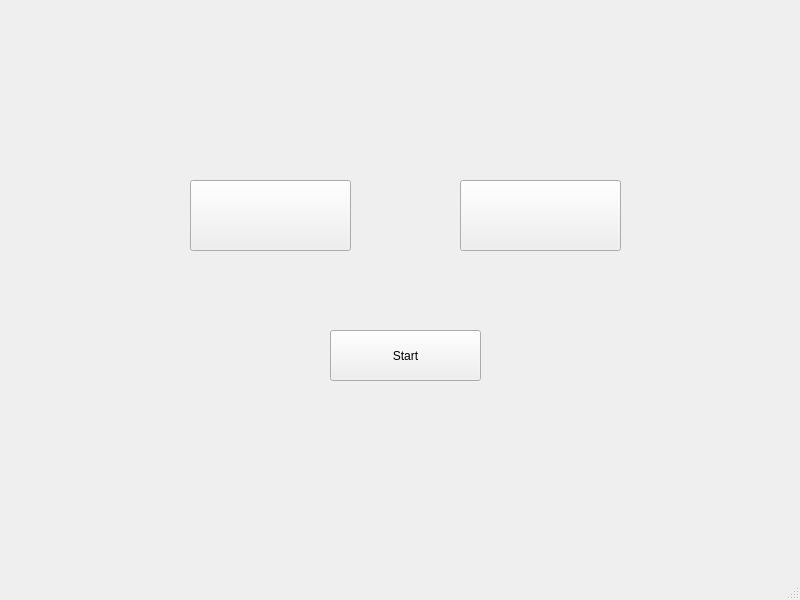
First picture: the form in cs3505-assignment6-FrostSpades/mainwindow.ui, repository FrostSpades/Simon-Says-Game, before the edit.
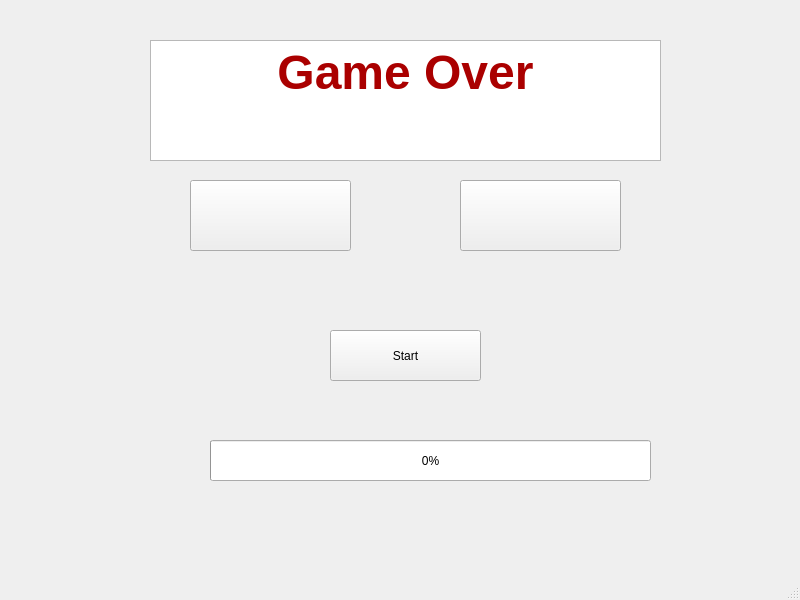
Second picture: the form after the edit.

Commit message: Completed functionality for game. Needs sounds

```diff
--- a/cs3505-assignment6-FrostSpades/mainwindow.ui
+++ b/cs3505-assignment6-FrostSpades/mainwindow.ui
@@ -53,6 +53,39 @@
      <string>Start</string>
     </property>
    </widget>
+   <widget class="QTextBrowser" name="gameOverScreen">
+    <property name="geometry">
+     <rect>
+      <x>150</x>
+      <y>40</y>
+      <width>511</width>
+      <height>121</height>
+     </rect>
+    </property>
+    <property name="html">
+     <string>&lt;!DOCTYPE HTML PUBLIC &quot;-//W3C//DTD HTML 4.0//EN&quot; &quot;http://www.w3.org/TR/REC-html40/strict.dtd&quot;&gt;
+&lt;html&gt;&lt;head&gt;&lt;meta name=&quot;qrichtext&quot; content=&quot;1&quot; /&gt;&lt;meta charset=&quot;utf-8&quot; /&gt;&lt;style type=&quot;text/css&quot;&gt;
+p, li { white-space: pre-wrap; }
+hr { height: 1px; border-width: 0; }
+li.unchecked::marker { content: &quot;\2610&quot;; }
+li.checked::marker { content: &quot;\2612&quot;; }
+&lt;/style&gt;&lt;/head&gt;&lt;body style=&quot; font-family:'Segoe UI'; font-size:9pt; font-weight:400; font-style:normal;&quot;&gt;
+&lt;p align=&quot;center&quot; style=&quot; margin-top:0px; margin-bottom:0px; margin-left:0px; margin-right:0px; -qt-block-indent:0; text-indent:0px;&quot;&gt;&lt;span style=&quot; font-size:36pt; font-weight:700; color:#aa0000;&quot;&gt;Game Over&lt;/span&gt;&lt;/p&gt;&lt;/body&gt;&lt;/html&gt;</string>
+    </property>
+   </widget>
+   <widget class="QProgressBar" name="progressBar">
+    <property name="geometry">
+     <rect>
+      <x>210</x>
+      <y>440</y>
+      <width>441</width>
+      <height>41</height>
+     </rect>
+    </property>
+    <property name="value">
+     <number>0</number>
+    </property>
+   </widget>
   </widget>
   <widget class="QMenuBar" name="menubar">
    <property name="geometry">
```
The commit also changes 5 other files.
